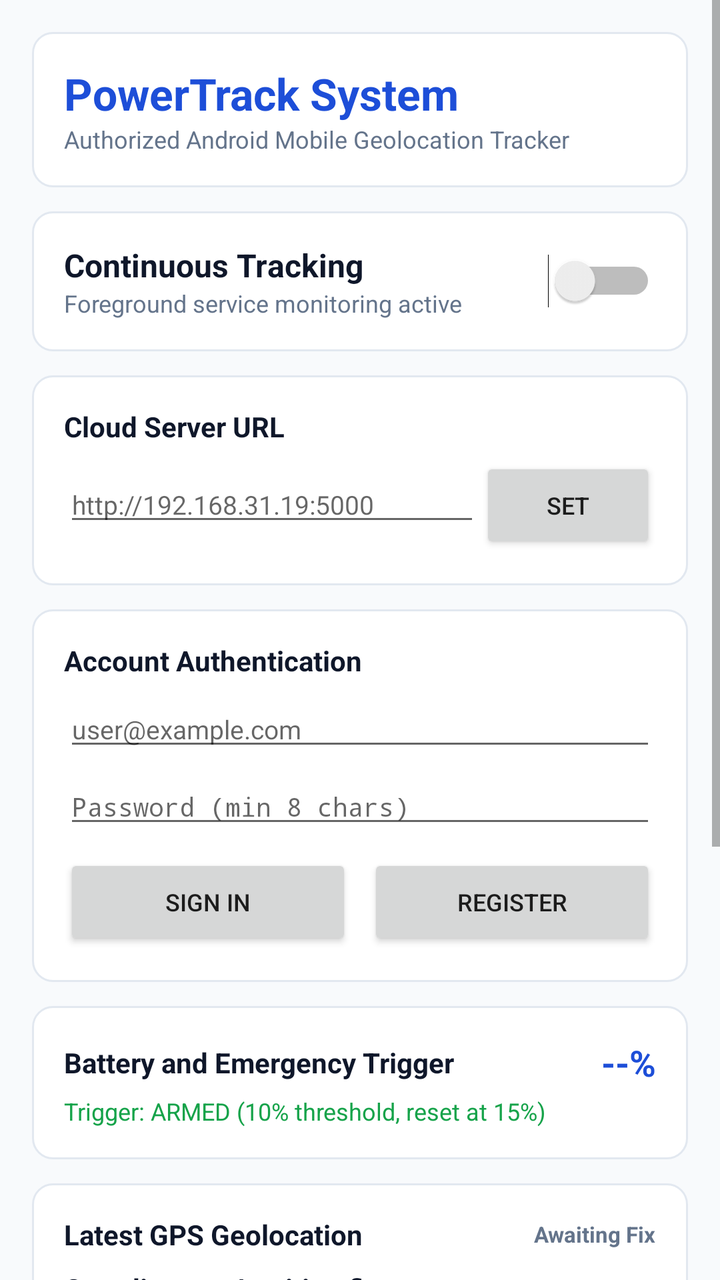
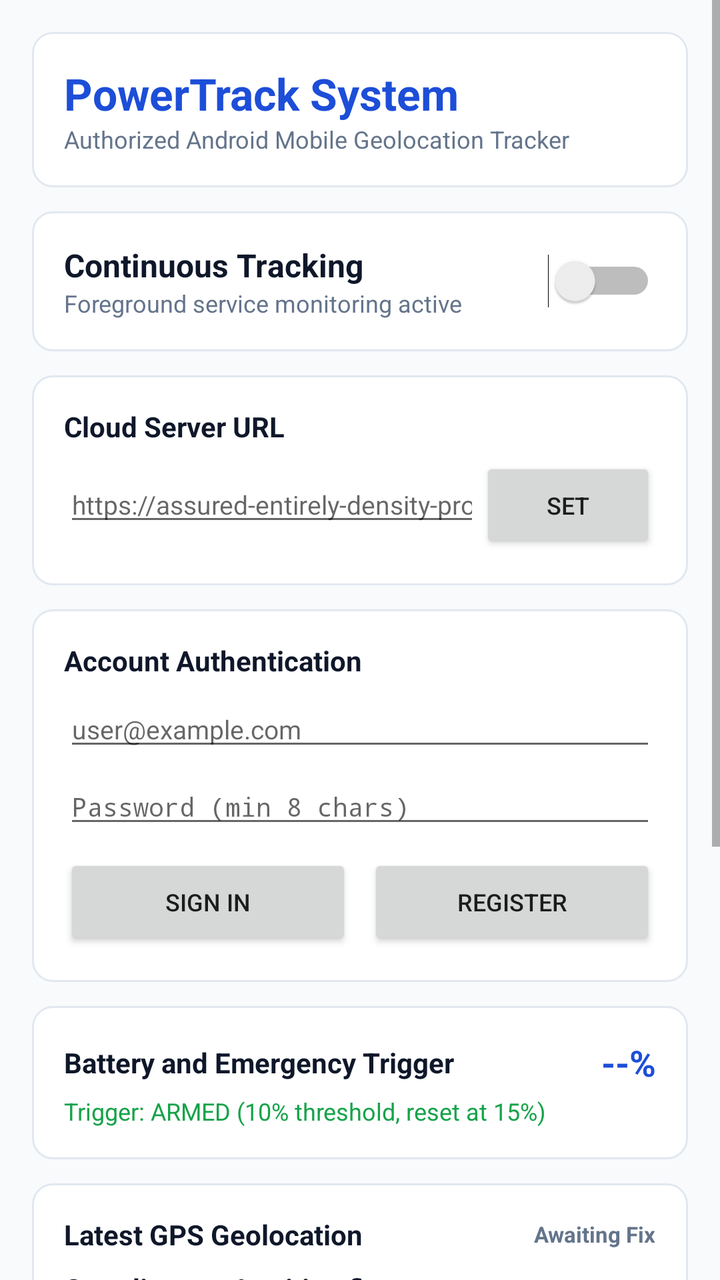

The first picture is an Android layout as it rendered before a commit; the second is the same layout after the commit. The layout source and the unified diff follow.
<!-- AndroidManifest.xml: activity theme Theme.PowerTrack -->
<!-- res/layout/activity_main.xml -->
<?xml version="1.0" encoding="utf-8"?>
<ScrollView xmlns:android="http://schemas.android.com/apk/res/android"
    android:layout_width="match_parent"
    android:layout_height="match_parent"
    android:background="@color/background"
    android:fillViewport="true">

    <LinearLayout
        android:layout_width="match_parent"
        android:layout_height="wrap_content"
        android:orientation="vertical"
        android:padding="16dp">

        
        <LinearLayout
            android:layout_width="match_parent"
            android:layout_height="wrap_content"
            android:background="@drawable/card_background"
            android:orientation="vertical"
            android:padding="16dp"
            android:layout_marginBottom="12dp">

            <TextView
                android:layout_width="wrap_content"
                android:layout_height="wrap_content"
                android:text="PowerTrack System"
                android:textSize="22sp"
                android:textStyle="bold"
                android:textColor="@color/primary" />

            <TextView
                android:layout_width="wrap_content"
                android:layout_height="wrap_content"
                android:text="Authorized Android Mobile Geolocation Tracker"
                android:textSize="12sp"
                android:textColor="@color/text_muted" />
        </LinearLayout>

        
        <LinearLayout
            android:layout_width="match_parent"
            android:layout_height="wrap_content"
            android:background="@drawable/card_background"
            android:orientation="horizontal"
            android:gravity="center_vertical"
            android:padding="16dp"
            android:layout_marginBottom="12dp">

            <LinearLayout
                android:layout_width="0dp"
                android:layout_height="wrap_content"
                android:layout_weight="1"
                android:orientation="vertical">

                <TextView
                    android:id="@+id/tvTrackingTitle"
                    android:layout_width="wrap_content"
                    android:layout_height="wrap_content"
                    android:text="Continuous Tracking"
                    android:textSize="16sp"
                    android:textStyle="bold"
                    android:textColor="@color/text_main" />

                <TextView
                    android:id="@+id/tvTrackingSubtitle"
                    android:layout_width="wrap_content"
                    android:layout_height="wrap_content"
                    android:text="Foreground service monitoring active"
                    android:textSize="12sp"
                    android:textColor="@color/text_muted" />
            </LinearLayout>

            <Switch
                android:id="@+id/switchTracking"
                android:layout_width="wrap_content"
                android:layout_height="wrap_content" />
        </LinearLayout>

        
        <LinearLayout
            android:layout_width="match_parent"
            android:layout_height="wrap_content"
            android:background="@drawable/card_background"
            android:orientation="vertical"
            android:padding="16dp"
            android:layout_marginBottom="12dp">

            <TextView
                android:layout_width="wrap_content"
                android:layout_height="wrap_content"
                android:text="Cloud Server URL"
                android:textSize="14sp"
                android:textStyle="bold"
                android:textColor="@color/text_main" />

            <LinearLayout
                android:layout_width="match_parent"
                android:layout_height="wrap_content"
                android:orientation="horizontal"
                android:layout_marginTop="6dp">

                <EditText
                    android:id="@+id/etServerUrl"
                    android:layout_width="0dp"
                    android:layout_height="wrap_content"
                    android:layout_weight="1"
                    android:hint="http://192.168.31.19:5000"
                    android:textSize="13sp"
                    android:singleLine="true" />

                <Button
                    android:id="@+id/btnSaveServer"
                    android:layout_width="wrap_content"
                    android:layout_height="wrap_content"
                    android:text="Set"
                    android:textSize="12sp" />
            </LinearLayout>
        </LinearLayout>

        
        <LinearLayout
            android:id="@+id/layoutAuth"
            android:layout_width="match_parent"
            android:layout_height="wrap_content"
            android:background="@drawable/card_background"
            android:orientation="vertical"
            android:padding="16dp"
            android:layout_marginBottom="12dp">

            <TextView
                android:id="@+id/tvAuthStatus"
                android:layout_width="wrap_content"
                android:layout_height="wrap_content"
                android:text="Account Authentication"
                android:textSize="14sp"
                android:textStyle="bold"
                android:textColor="@color/text_main" />

            <EditText
                android:id="@+id/etEmail"
                android:layout_width="match_parent"
                android:layout_height="wrap_content"
                android:hint="user@example.com"
                android:inputType="textEmailAddress"
                android:textSize="13sp"
                android:layout_marginTop="6dp" />

            <EditText
                android:id="@+id/etPassword"
                android:layout_width="match_parent"
                android:layout_height="wrap_content"
                android:hint="Password (min 8 chars)"
                android:inputType="textPassword"
                android:textSize="13sp"
                android:layout_marginTop="4dp" />

            <LinearLayout
                android:layout_width="match_parent"
                android:layout_height="wrap_content"
                android:orientation="horizontal"
                android:layout_marginTop="8dp">

                <Button
                    android:id="@+id/btnLogin"
                    android:layout_width="0dp"
                    android:layout_height="wrap_content"
                    android:layout_weight="1"
                    android:text="Sign In"
                    android:textSize="12sp"
                    android:layout_marginEnd="4dp" />

                <Button
                    android:id="@+id/btnRegister"
                    android:layout_width="0dp"
                    android:layout_height="wrap_content"
                    android:layout_weight="1"
                    android:text="Register"
                    android:textSize="12sp"
                    android:layout_marginStart="4dp" />
            </LinearLayout>
        </LinearLayout>

        
        <LinearLayout
            android:layout_width="match_parent"
            android:layout_height="wrap_content"
            android:background="@drawable/card_background"
            android:orientation="vertical"
            android:padding="16dp"
            android:layout_marginBottom="12dp">

            <LinearLayout
                android:layout_width="match_parent"
                android:layout_height="wrap_content"
                android:orientation="horizontal"
                android:gravity="center_vertical">

                <TextView
                    android:layout_width="0dp"
                    android:layout_height="wrap_content"
                    android:layout_weight="1"
                    android:text="Battery and Emergency Trigger"
                    android:textSize="14sp"
                    android:textStyle="bold"
                    android:textColor="@color/text_main" />

                <TextView
                    android:id="@+id/tvBatteryPct"
                    android:layout_width="wrap_content"
                    android:layout_height="wrap_content"
                    android:text="--%"
                    android:textSize="18sp"
                    android:textStyle="bold"
                    android:textColor="@color/primary" />
            </LinearLayout>

            <TextView
                android:id="@+id/tvBatteryTriggerStatus"
                android:layout_width="wrap_content"
                android:layout_height="wrap_content"
                android:text="Trigger: ARMED (10% threshold, reset at 15%)"
                android:textSize="12sp"
                android:textColor="@color/success"
                android:layout_marginTop="4dp" />
        </LinearLayout>

        
        <LinearLayout
            android:layout_width="match_parent"
            android:layout_height="wrap_content"
            android:background="@drawable/card_background"
            android:orientation="vertical"
            android:padding="16dp"
            android:layout_marginBottom="12dp">

            <LinearLayout
                android:layout_width="match_parent"
                android:layout_height="wrap_content"
                android:orientation="horizontal"
                android:gravity="center_vertical">

                <TextView
                    android:layout_width="0dp"
                    android:layout_height="wrap_content"
                    android:layout_weight="1"
                    android:text="Latest GPS Geolocation"
                    android:textSize="14sp"
                    android:textStyle="bold"
                    android:textColor="@color/text_main" />

                <TextView
                    android:id="@+id/tvAccuracyBadge"
                    android:layout_width="wrap_content"
                    android:layout_height="wrap_content"
                    android:text="Awaiting Fix"
                    android:textSize="11sp"
                    android:textStyle="bold"
                    android:textColor="@color/text_muted" />
            </LinearLayout>

            <TextView
                android:id="@+id/tvCoordinates"
                android:layout_width="wrap_content"
                android:layout_height="wrap_content"
                android:text="Coordinates: Awaiting fix"
                android:textSize="14sp"
                android:textStyle="bold"
                android:textColor="@color/text_main"
                android:layout_marginTop="8dp" />

            <TextView
                android:id="@+id/tvAccuracy"
                android:layout_width="wrap_content"
                android:layout_height="wrap_content"
                android:text="Accuracy: -- metres"
                android:textSize="12sp"
                android:textColor="@color/text_muted" />

            <TextView
                android:id="@+id/tvTimestamp"
                android:layout_width="wrap_content"
                android:layout_height="wrap_content"
                android:text="Recorded (UTC): --"
                android:textSize="11sp"
                android:textColor="@color/text_muted" />

            <TextView
                android:id="@+id/tvKinematics"
                android:layout_width="wrap_content"
                android:layout_height="wrap_content"
                android:text="Speed: 0 km/h | Bearing: --"
                android:textSize="11sp"
                android:textColor="@color/text_muted" />

            <Button
                android:id="@+id/btnRefreshLocation"
                android:layout_width="match_parent"
                android:layout_height="wrap_content"
                android:text="Refresh Location Now"
                android:textSize="13sp"
                android:layout_marginTop="12dp" />
        </LinearLayout>

        
        <LinearLayout
            android:layout_width="match_parent"
            android:layout_height="wrap_content"
            android:background="@drawable/card_background"
            android:orientation="horizontal"
            android:gravity="center_vertical"
            android:padding="16dp"
            android:layout_marginBottom="12dp">

            <LinearLayout
                android:layout_width="0dp"
                android:layout_height="wrap_content"
                android:layout_weight="1"
                android:orientation="vertical">

                <TextView
                    android:id="@+id/tvPendingCount"
                    android:layout_width="wrap_content"
                    android:layout_height="wrap_content"
                    android:text="Offline Queue: 0 pending"
                    android:textSize="13sp"
                    android:textStyle="bold"
                    android:textColor="@color/text_main" />

                <TextView
                    android:id="@+id/tvUploadStatus"
                    android:layout_width="wrap_content"
                    android:layout_height="wrap_content"
                    android:text="Local Room SQLite DB active"
                    android:textSize="11sp"
                    android:textColor="@color/text_muted" />
            </LinearLayout>

            <Button
                android:id="@+id/btnForceSync"
                android:layout_width="wrap_content"
                android:layout_height="wrap_content"
                android:text="Sync"
                android:textSize="12sp" />
        </LinearLayout>

        
        <LinearLayout
            android:layout_width="match_parent"
            android:layout_height="wrap_content"
            android:background="@drawable/card_background"
            android:orientation="vertical"
            android:padding="12dp">

            <TextView
                android:layout_width="wrap_content"
                android:layout_height="wrap_content"
                android:text="Activity and Event Log"
                android:textSize="12sp"
                android:textStyle="bold"
                android:textColor="@color/text_main"
                android:layout_marginBottom="4dp" />

            <TextView
                android:id="@+id/tvLog"
                android:layout_width="match_parent"
                android:layout_height="wrap_content"
                android:text="[System] PowerTrack initialized.\n"
                android:textSize="11sp"
                android:textColor="@color/text_muted"
                android:fontFamily="monospace" />
        </LinearLayout>

    </LinearLayout>
</ScrollView>
<!-- resources referenced by this layout -->
<resources>
  <color name="background">#F8FAFC</color>
  <color name="primary">#1D4ED8</color>
  <color name="success">#16A34A</color>
  <color name="text_main">#0F172A</color>
  <color name="text_muted">#64748B</color>
  <!-- drawable card_background (drawable) -->
  <?xml version="1.0" encoding="utf-8"?>
  <shape xmlns:android="http://schemas.android.com/apk/res/android"
      android:shape="rectangle">
      <solid android:color="@color/card_bg" />
      <corners android:radius="10dp" />
      <stroke android:width="1dp" android:color="@color/border" />
  </shape>
  <style name="Theme.PowerTrack" parent="android:Theme.Material.Light.NoActionBar">
          <item name="android:colorPrimary">@color/primary</item>
          <item name="android:colorPrimaryDark">@color/primary_dark</item>
          <item name="android:colorAccent">@color/accent</item>
          <item name="android:windowBackground">@color/background</item>
      </style>
  <color name="card_bg">#FFFFFF</color>
  <color name="border">#E2E8F0</color>
  <color name="primary_dark">#1E3A8A</color>
  <color name="accent">#0D9488</color>
</resources>

<!-- the commit's change to res/layout/activity_main.xml (unified diff, before → after) -->
@@ -104,7 +104,7 @@
                     android:layout_width="0dp"
                     android:layout_height="wrap_content"
                     android:layout_weight="1"
-                    android:hint="http://192.168.31.19:5000"
+                    android:hint="https://assured-entirely-density-processor.trycloudflare.com"
                     android:textSize="13sp"
                     android:singleLine="true" />
 
